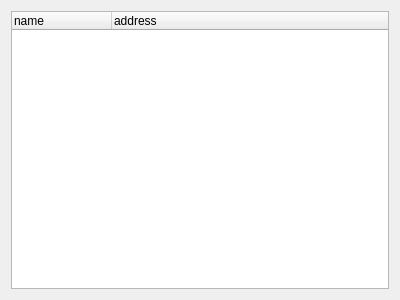
Wolframe/Wolframe, file examples/demo/tutorial/step5/client/customers.ui: the form before one commit.
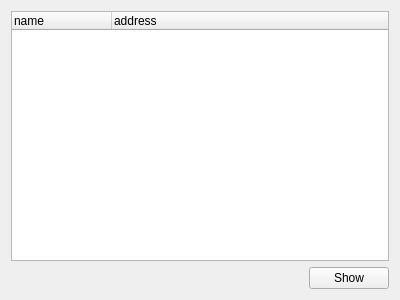
The form after the commit.

Diff of the .ui file:
```diff
--- a/examples/demo/tutorial/step5/client/customers.ui
+++ b/examples/demo/tutorial/step5/client/customers.ui
@@ -37,6 +37,33 @@
      </column>
     </widget>
    </item>
+   <item row="2" column="0">
+    <layout class="QHBoxLayout" name="horizontalLayout">
+     <item>
+      <spacer name="horizontalSpacer">
+       <property name="orientation">
+        <enum>Qt::Horizontal</enum>
+       </property>
+       <property name="sizeHint" stdset="0">
+        <size>
+         <width>40</width>
+         <height>20</height>
+        </size>
+       </property>
+      </spacer>
+     </item>
+     <item>
+      <widget class="QPushButton" name="pushButton">
+       <property name="text">
+        <string>Show</string>
+       </property>
+       <property name="form" stdset="0">
+        <string>customer_show?id={customer.selected}</string>
+       </property>
+      </widget>
+     </item>
+    </layout>
+   </item>
   </layout>
  </widget>
  <resources/>
```
Left out of the diff: 21 changed lines with no effect on the pictures.
